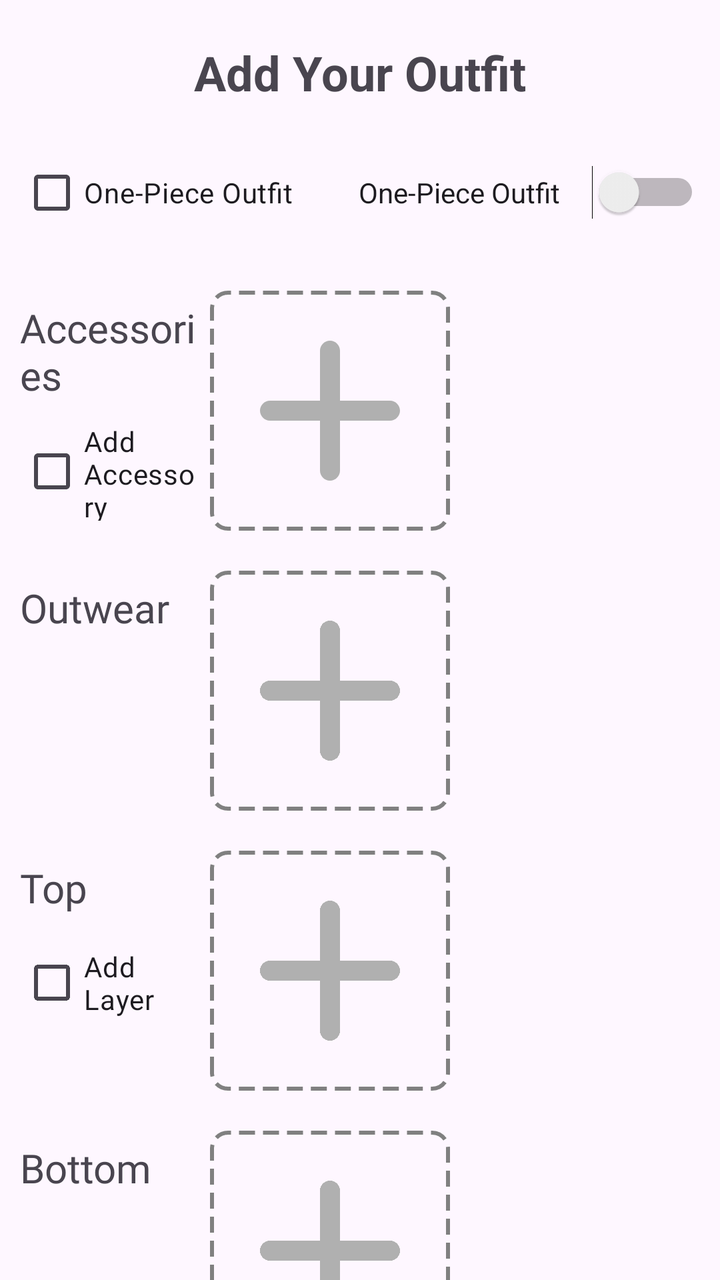
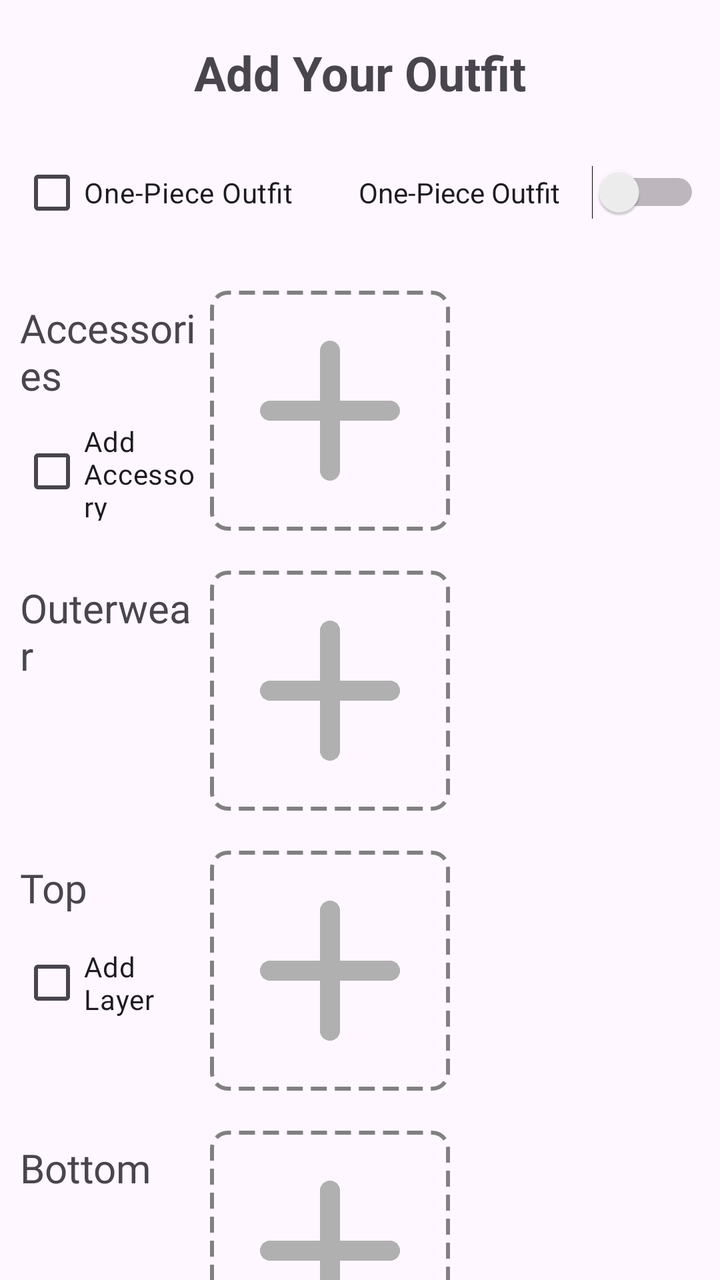

An Android layout rendered at two revisions. The XML below is the earlier revision; the diff shows what the commit changed to produce the second picture.
<!-- AndroidManifest.xml: application theme Theme.StyleWIZ_vol2 -->
<!-- res/layout/fragment_new_outfit.xml -->
<?xml version="1.0" encoding="utf-8"?>
<ScrollView xmlns:android="http://schemas.android.com/apk/res/android"
    android:layout_width="match_parent"
    android:layout_height="match_parent"
    xmlns:app="http://schemas.android.com/apk/res-auto"
    android:scrollbars="none">

    <LinearLayout
        android:layout_width="match_parent"
        android:layout_height="wrap_content"
        android:orientation="vertical"
        android:gravity="center">

        <TextView
            android:layout_width="wrap_content"
            android:layout_height="wrap_content"
            android:text="Add Your Outfit"
            android:layout_marginTop="20dp"
            android:textSize="24sp"
            android:textStyle="bold"
            android:layout_gravity="center" />

        <LinearLayout
            android:layout_width="match_parent"
            android:layout_height="wrap_content"
            android:orientation="horizontal"
            android:layout_marginTop="10dp">

            <CheckBox
                android:id="@+id/chkOnePiece"
                android:layout_height="wrap_content"
                android:layout_width="wrap_content"
                android:layout_margin="10dp"
                android:layout_weight="1"
                android:text="One-Piece Outfit" />
            <Switch
                android:id="@+id/switchOnePiece"
                android:layout_width="wrap_content"
                android:layout_height="wrap_content"
                android:layout_margin="10dp"
                android:layout_weight="1"
                android:text="One-Piece Outfit "/>


        </LinearLayout>

        
        <LinearLayout
            android:layout_width="match_parent"
            android:layout_height="wrap_content"
            android:orientation="horizontal"
            android:layout_marginTop="10dp"
            android:gravity="start"
            android:padding="5dp">

            <LinearLayout
                android:layout_width="wrap_content"
                android:layout_height="match_parent"
                android:orientation="vertical"
                android:layout_weight="1">

                <TextView
                    android:layout_width="wrap_content"
                    android:layout_height="wrap_content"
                    android:text="Accessories"
                    android:layout_margin="5dp"
                    android:textSize="20dp"
                    android:fontFamily="@font/roboto"/>

                <CheckBox
                    android:id="@+id/chkSecondAccessory"
                    android:layout_height="wrap_content"
                    android:layout_width="wrap_content"
                    android:layout_margin="5dp"
                    android:text="Add Accessory"
                    android:fontFamily="@font/roboto"/>
            </LinearLayout>

            <ImageView
                android:id="@+id/imgAccessory1"
                android:layout_width="120dp"
                android:layout_height="120dp"
                android:src="@drawable/round_add_24"
                app:tint="@color/gray"
                android:background="@drawable/dashed_border"
                android:scaleType="centerCrop"
                android:contentDescription="Accessory 1"/>

            <ImageView
                android:id="@+id/imgAccessory2"
                android:layout_width="120dp"
                android:layout_height="120dp"
                android:src="@drawable/round_add_24"
                app:tint="@color/gray"
                android:layout_marginStart="10dp"
                android:background="@drawable/dashed_border"
                android:scaleType="centerCrop"
                android:contentDescription="Accessory 2"
                android:visibility="invisible"/>





        </LinearLayout>

        
        <LinearLayout
            android:layout_width="match_parent"
            android:layout_height="wrap_content"
            android:orientation="horizontal"
            android:layout_marginTop="10dp"
            android:gravity="start"
            android:padding="5dp">

            <LinearLayout
                android:layout_width="wrap_content"
                android:layout_height="match_parent"
                android:orientation="vertical"
                android:layout_weight="1">

                <TextView
                    android:layout_width="wrap_content"
                    android:layout_height="wrap_content"
                    android:text="Outwear"
                    android:layout_margin="5dp"
                    android:textSize="20dp"
                    android:fontFamily="@font/roboto"/>
            </LinearLayout>

            <ImageView
                android:id="@+id/imgOutwear"
                android:layout_width="120dp"
                android:layout_height="120dp"
                android:src="@drawable/round_add_24"
                app:tint="@color/gray"
                android:background="@drawable/dashed_border"
                android:scaleType="centerCrop"
                android:contentDescription="Outwear"/>

            <View
                android:layout_width="120dp"
                android:layout_height="120dp"
                android:visibility="invisible"
                android:layout_marginStart="10dp"
                />
        </LinearLayout>

        
        <LinearLayout
            android:id="@+id/topSection"
            android:layout_width="match_parent"
            android:layout_height="wrap_content"
            android:orientation="horizontal"
            android:layout_marginTop="10dp"
            android:gravity="start"
            android:padding="5dp">

            <LinearLayout
                android:layout_width="wrap_content"
                android:layout_height="match_parent"
                android:orientation="vertical"
                android:layout_weight="1">

                <TextView
                    android:layout_width="wrap_content"
                    android:layout_height="wrap_content"
                    android:text="Top"
                    android:layout_margin="5dp"
                    android:textSize="20dp"
                    android:fontFamily="@font/roboto"/>

                <CheckBox
                    android:id="@+id/chkSecondLayer"
                    android:layout_height="wrap_content"
                    android:layout_width="wrap_content"
                    android:layout_margin="5dp"
                    android:text="Add Layer"
                    android:fontFamily="@font/roboto"/>
            </LinearLayout>

            <ImageView
                android:id="@+id/imgTop1"
                android:layout_width="120dp"
                android:layout_height="120dp"
                android:src="@drawable/round_add_24"
                app:tint="@color/gray"
                android:background="@drawable/dashed_border"
                android:scaleType="centerCrop"
                android:contentDescription="Top 1"
                />

            <ImageView
                android:id="@+id/imgTop2"
                android:layout_width="120dp"
                android:layout_height="120dp"
                android:src="@drawable/round_add_24"
                app:tint="@color/gray"
                android:layout_marginStart="10dp"
                android:background="@drawable/dashed_border"
                android:scaleType="centerCrop"
                android:contentDescription="Top 2"
                android:visibility="invisible"/>
        </LinearLayout>

        
        <LinearLayout
            android:id="@+id/bottomSection"
            android:layout_width="match_parent"
            android:layout_height="wrap_content"
            android:orientation="horizontal"
            android:layout_marginTop="10dp"
            android:gravity="start"
            android:padding="5dp">

            <LinearLayout
                android:layout_width="wrap_content"
                android:layout_height="match_parent"
                android:orientation="vertical"
                android:layout_weight="1">

                <TextView
                    android:layout_width="wrap_content"
                    android:layout_height="wrap_content"
                    android:text="Bottom"
                    android:layout_margin="5dp"
                    android:textSize="20dp"
                    android:fontFamily="@font/roboto"/>
            </LinearLayout>

            <ImageView
                android:id="@+id/imgBottom"
                android:layout_width="120dp"
                android:layout_height="120dp"
                android:src="@drawable/round_add_24"
                app:tint="@color/gray"
                android:background="@drawable/dashed_border"
                android:scaleType="centerCrop"
                android:contentDescription="Outwear"/>

            <View
                android:layout_width="120dp"
                android:layout_height="120dp"
                android:visibility="invisible"
                android:layout_marginStart="10dp"
                />

        </LinearLayout>

        
        <LinearLayout
            android:id="@+id/onePieceSection"
            android:layout_width="match_parent"
            android:layout_height="wrap_content"
            android:orientation="horizontal"
            android:layout_marginTop="10dp"
            android:gravity="start"
            android:padding="5dp"
            android:visibility="gone">

            <LinearLayout
                android:layout_width="wrap_content"
                android:layout_height="match_parent"
                android:orientation="vertical"
                android:layout_weight="1">

                <TextView
                    android:layout_width="wrap_content"
                    android:layout_height="wrap_content"
                    android:text="One-Piece"
                    android:layout_margin="5dp"
                    android:textSize="20dp"
                    android:fontFamily="@font/roboto"/>

                <CheckBox
                    android:id="@+id/chkLayerOnePiece"
                    android:layout_height="wrap_content"
                    android:layout_width="wrap_content"
                    android:layout_margin="5dp"
                    android:text="Add Layer"
                    android:fontFamily="@font/roboto"/>
            </LinearLayout>

            <ImageView
                android:id="@+id/imgOnePiece"
                android:layout_width="120dp"
                android:layout_height="120dp"
                android:src="@drawable/round_add_24"
                app:tint="@color/gray"
                android:background="@drawable/dashed_border"
                android:scaleType="centerCrop"
                android:contentDescription="One-Piece" />

            <ImageView
                android:id="@+id/imgLayerOnePiece"
                android:layout_width="120dp"
                android:layout_height="120dp"
                android:src="@drawable/round_add_24"
                app:tint="@color/gray"
                android:layout_marginStart="10dp"
                android:background="@drawable/dashed_border"
                android:scaleType="centerCrop"
                android:contentDescription="Top Layer"
                android:visibility="invisible"/>
        </LinearLayout>

        
        <LinearLayout
            android:layout_width="match_parent"
            android:layout_height="wrap_content"
            android:orientation="horizontal"
            android:layout_marginTop="10dp"
            android:gravity="start"
            android:padding="5dp">

            <LinearLayout
                android:layout_width="wrap_content"
                android:layout_height="match_parent"
                android:orientation="vertical"
                android:layout_weight="1">

                <TextView
                    android:layout_width="wrap_content"
                    android:layout_height="wrap_content"
                    android:text="Shoes"
                    android:layout_margin="5dp"
                    android:textSize="20dp"
                    android:fontFamily="@font/roboto"/>
            </LinearLayout>

            <ImageView
                android:id="@+id/imgShoes"
                android:layout_width="120dp"
                android:layout_height="120dp"
                android:src="@drawable/round_add_24"
                app:tint="@color/gray"
                android:background="@drawable/dashed_border"
                android:scaleType="centerCrop"
                android:contentDescription="Outwear"/>

            <View
                android:layout_width="120dp"
                android:layout_height="120dp"
                android:visibility="invisible"
                android:layout_marginStart="10dp"
                />
        </LinearLayout>



        <androidx.appcompat.widget.AppCompatButton
            android:id="@+id/AddItemBtn"
            android:layout_width="match_parent"
            android:layout_height="50dp"
            android:background="@drawable/edittextshape"
            android:backgroundTint="@color/blue"
            android:text="SAVE OUTFIT"
            android:textColor="@color/white"
            android:fontFamily="@font/roboto"
            android:textStyle="bold"
            android:layout_margin="30dp"/>
    </LinearLayout>
</ScrollView>
<!-- resources referenced by this layout -->
<resources>
  <color name="blue">#2196F3</color>
  <color name="gray">#B0B0B0</color>
  <color name="white">#FFFFFFFF</color>
  <!-- drawable dashed_border (drawable) -->
  <?xml version="1.0" encoding="utf-8"?>
  <shape xmlns:android="http://schemas.android.com/apk/res/android"
      android:shape="rectangle">
  
      <stroke
          android:width="2dp"
          android:color="#808080"
          android:dashWidth="8dp"
          android:dashGap="4dp"/>
  
      <solid android:color="@android:color/transparent"/>
  
      <corners android:radius="8dp"/>
  </shape>
  <!-- drawable edittextshape (drawable) -->
  <?xml version="1.0" encoding="utf-8"?>
  <shape xmlns:android="http://schemas.android.com/apk/res/android">
      <solid android:color="@color/white"/>
      <corners android:radius="15dp"/>
      <stroke android:color="#f4f4f4" android:width="1dp"/>
  </shape>
  <!-- drawable round_add_24 (drawable) -->
  <vector android:height="24dp" android:tint="#000000"
      android:viewportHeight="24" android:viewportWidth="24"
      android:width="24dp" xmlns:android="http://schemas.android.com/apk/res/android">
      <path android:fillColor="@android:color/white" android:pathData="M18,13h-5v5c0,0.55 -0.45,1 -1,1s-1,-0.45 -1,-1v-5H6c-0.55,0 -1,-0.45 -1,-1s0.45,-1 1,-1h5V6c0,-0.55 0.45,-1 1,-1s1,0.45 1,1v5h5c0.55,0 1,0.45 1,1s-0.45,1 -1,1z"/>
  </vector>
  <style name="Theme.StyleWIZ_vol2" parent="Base.Theme.StyleWIZ_vol2" />
  <style name="Base.Theme.StyleWIZ_vol2" parent="Theme.Material3.DayNight.NoActionBar">
          
          
      </style>
</resources>

<!-- the commit's change to res/layout/fragment_new_outfit.xml (unified diff, before → after) -->
@@ -122,7 +122,7 @@
                 <TextView
                     android:layout_width="wrap_content"
                     android:layout_height="wrap_content"
-                    android:text="Outwear"
+                    android:text="Outerwear"
                     android:layout_margin="5dp"
                     android:textSize="20dp"
                     android:fontFamily="@font/roboto"/>
